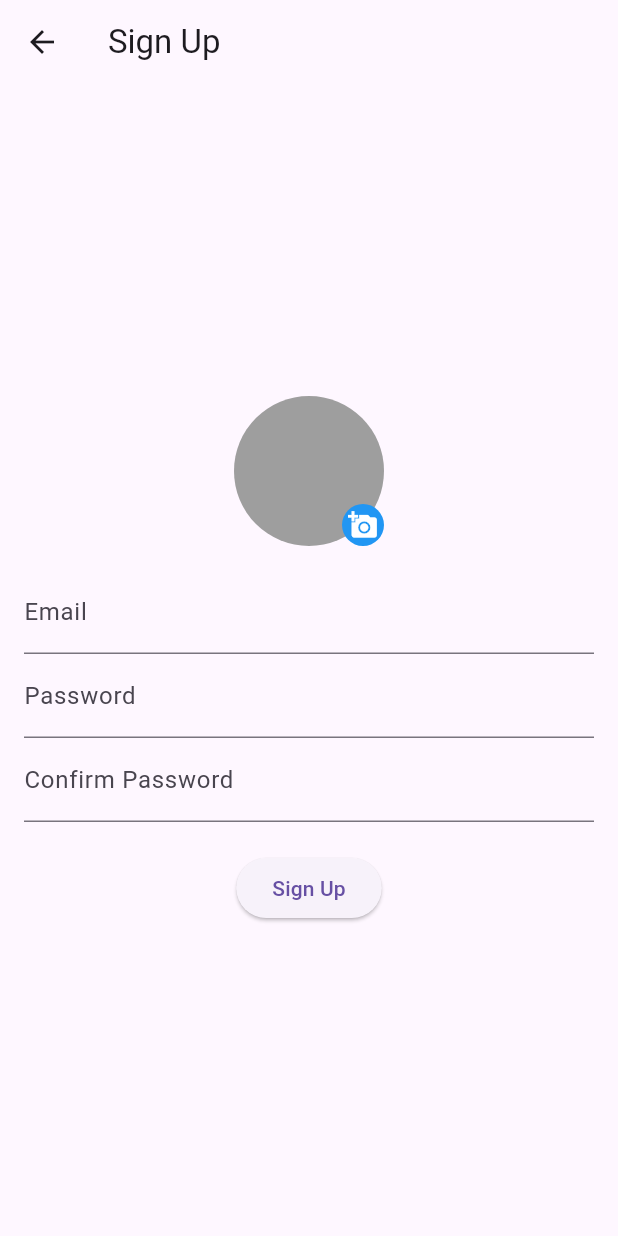
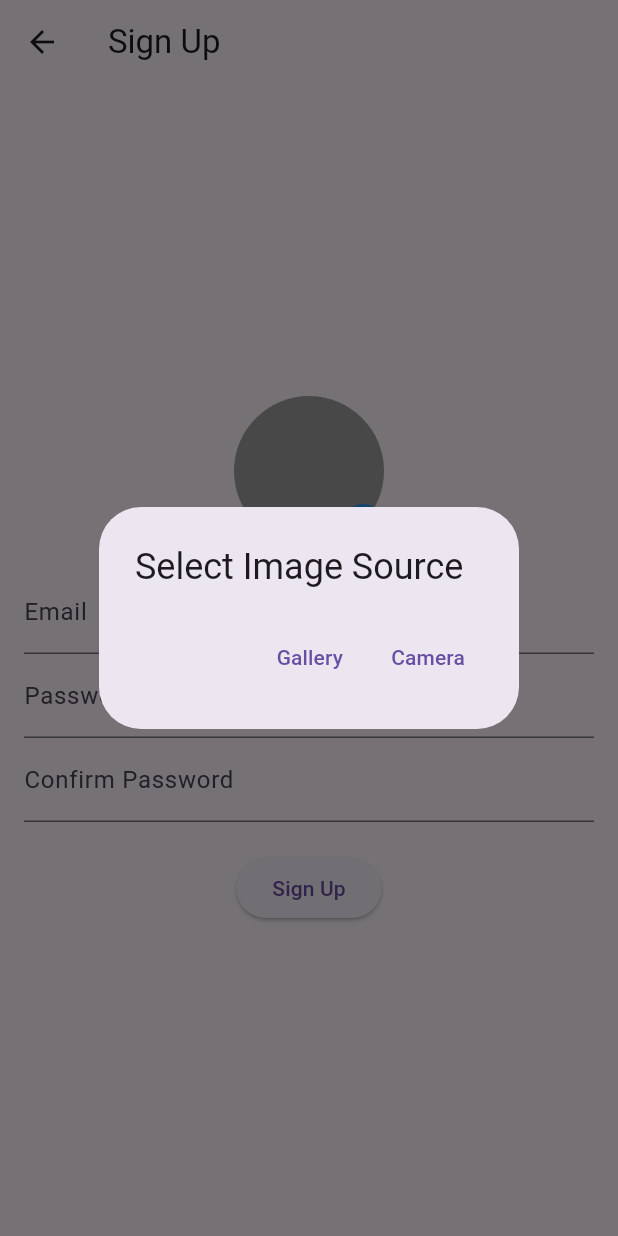
Before and after one commit to josifovskaanastasija/Delightco, a Flutter app: the SignupScreen screen opened by its route, after a tap on the "add a photo" icon, on a phone screen of 412 x 824 dp. Run offline on Flutter 3.47's test engine with Material 3 defaults, Android fonts, the phone set to English and light mode, and no system bars; our stand-ins replace cloud_firestore, firebase_auth, firebase_core, firebase_storage, image_picker; accounts and stored records are empty.

Commit message:
Add camera to image picker

```diff
--- a/delightco/lib/signup_screen.dart
+++ b/delightco/lib/signup_screen.dart
@@ -19,14 +19,34 @@ class _SignupScreenState extends State<SignupScreen> {
       TextEditingController();
   File? _pickedImage;
 
-  Future<void> _pickImage() async {
-    final pickedImage = await ImagePicker().pickImage(source: ImageSource.gallery);
+Future<void> _pickImage() async {
+  final imageSource = await showDialog<ImageSource>(
+    context: context,
+    builder: (context) => AlertDialog(
+      title: Text('Select Image Source'),
+      actions: [
+        TextButton(
+          onPressed: () => Navigator.of(context).pop(ImageSource.gallery),
+          child: Text('Gallery'),
+        ),
+        TextButton(
+          onPressed: () => Navigator.of(context).pop(ImageSource.camera),
+          child: Text('Camera'),
+        ),
+      ],
+    ),
+  );
+
+  if (imageSource != null) {
+    final pickedImage = await ImagePicker().pickImage(source: imageSource);
     if (pickedImage != null) {
       setState(() {
         _pickedImage = File(pickedImage.path);
       });
     }
   }
+}
+
 
   @override
   Widget build(BuildContext context) {
@@ -115,10 +135,12 @@ class _SignupScreenState extends State<SignupScreen> {
 Future<void> saveUserProfile(String uid, String email, File profilePicture) async {
   final storageRef = firebase_storage.FirebaseStorage.instance.ref().child('profile_pictures/$uid.jpg');
   await storageRef.putFile(profilePicture);
+  String username = email.split('@')[0];
 
   await FirebaseFirestore.instance.collection('users').doc(uid).set({
     'email': email,
     'profilePictureUrl': await storageRef.getDownloadURL(),
+    'username': username,
   });
 }
 
```
Also changed, not shown: delightco/lib/add_post_screen.dart (+39 -1 lines).
